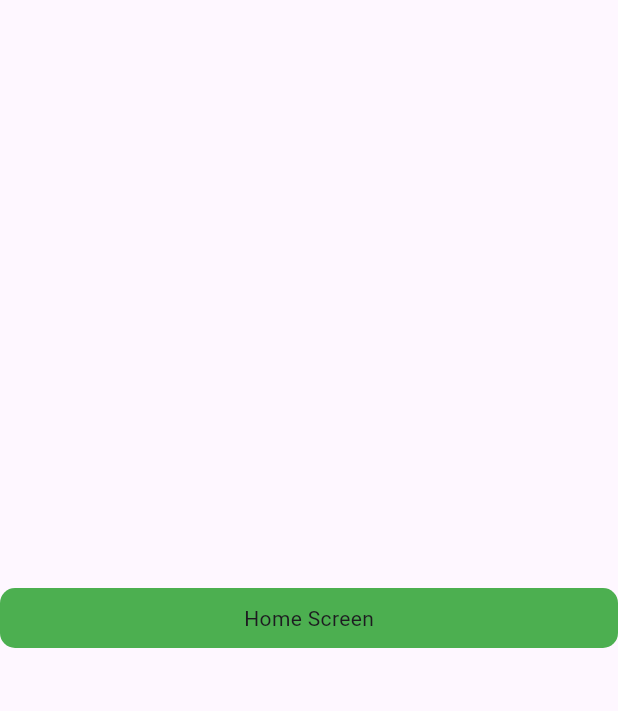
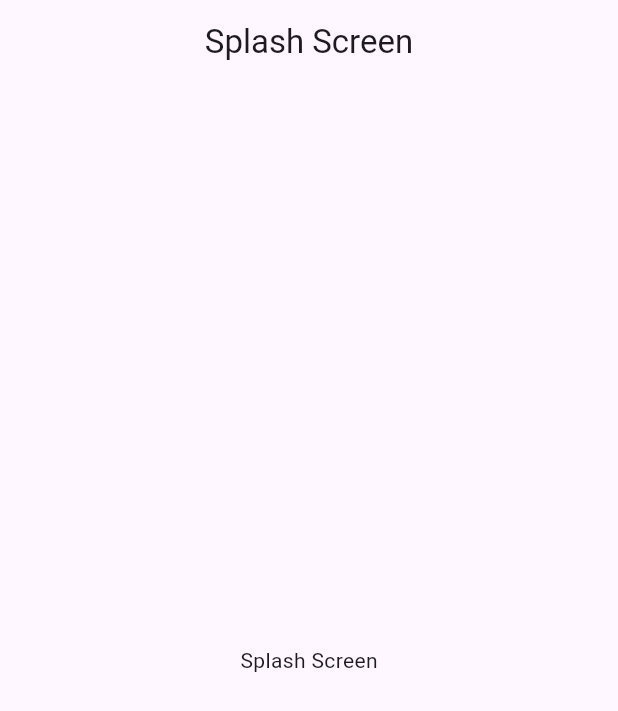
Before and after one commit to theabdulraffay/Flutter-Clean-Architecture, a Flutter app: the first screen one second after launch, on a phone screen of 412 x 824 dp. Shown: the top 711 px of the screen. Run offline on Flutter 3.47's test engine with Material 3 defaults, Android fonts, the phone set to English and light mode, and no system bars.

Commit message:
feat Splash Screen

```diff
--- a/lib/Views/splash/splash_screen.dart
+++ b/lib/Views/splash/splash_screen.dart
@@ -1,5 +1,6 @@
 import 'package:clean_architecture/config/Components/round_button.dart';
 import 'package:clean_architecture/config/routes/routes_name.dart';
+import 'package:clean_architecture/services/splash/splash_services.dart';
 import 'package:flutter/material.dart';
 
 class SplashScreen extends StatefulWidget {
@@ -10,20 +11,27 @@ class SplashScreen extends StatefulWidget {
 }
 
 class _SplashScreenState extends State<SplashScreen> {
+  final SplashServices _splashServices = SplashServices();
+  @override
+  void initState() {
+    // TODO: implement initState
+    super.initState();
+    _splashServices.isLogin(context);
+  }
+
   @override
   Widget build(BuildContext context) {
     return Scaffold(
+      appBar: AppBar(
+        title: Text('Splash Screen'),
+        centerTitle: true,
+      ),
       body: SafeArea(
         child: Center(
           child: Column(
             mainAxisAlignment: MainAxisAlignment.center,
             children: [
-              RoundButton(
-                title: 'Home Screen',
-                onPress: () {
-                  Navigator.pushNamed(context, RoutesName.homeScreen);
-                },
-              ),
+              Text('Splash Screen'),
             ],
           ),
         ),
```
Also changed, not shown: lib/services/splash/splash_services.dart (added, +13 -0 lines).
